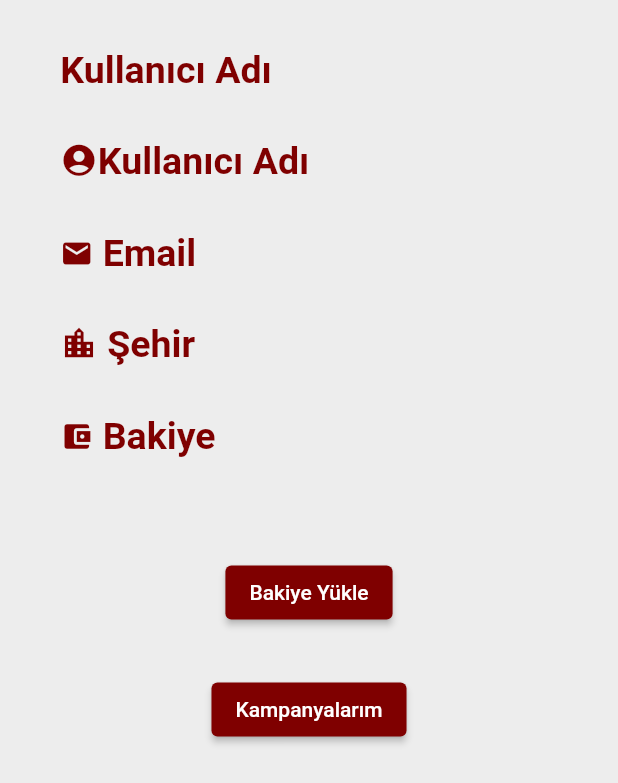
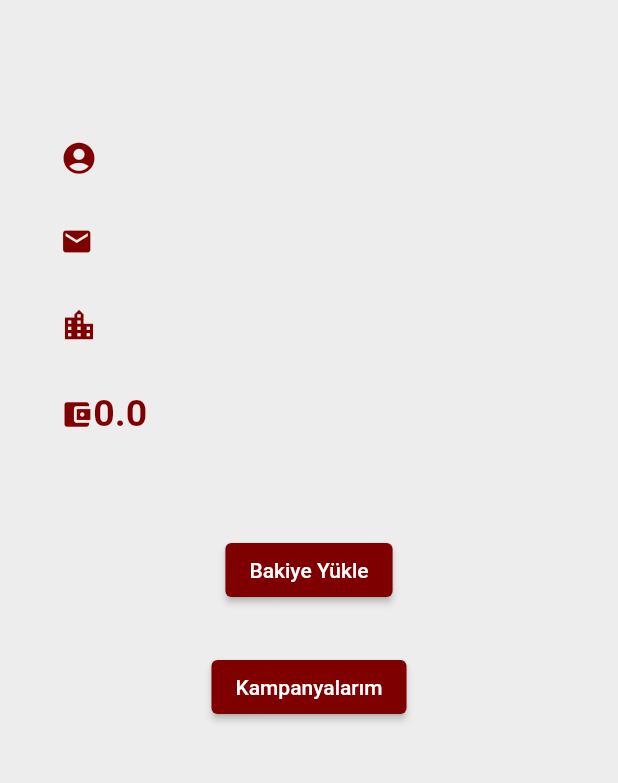
Before and after one commit to FatihGeylan/Graduation_Project_Yardimeli, a Flutter app: the ProfilePage screen opened directly, on a phone screen of 412 x 824 dp. Shown: the top 783 px of the screen. Run offline on Flutter 3.47's test engine with Material 2 defaults, Android fonts, the phone set to English and light mode, and no system bars; our stand-ins replace flutter_riverpod, image_picker, percent_indicator, scrollable_positioned_list; accounts and stored records are empty.

Commit message:
authprovider singleton yapısını kullanıyor artık, profil ekranı kullanıcı bilgilerini almama hatası düzeltildi

```diff
--- a/lib/authprovider.dart
+++ b/lib/authprovider.dart
@@ -4,6 +4,11 @@ import 'package:flutter_riverpod/flutter_riverpod.dart';
 import 'Model/ModelAuth.dart';
 
 class Authstate extends ChangeNotifier{
+  static final Authstate _authstate=Authstate.initilazier();
+  factory Authstate(){
+    return _authstate;
+  }
+  Authstate.initilazier();
   Auth? auth;
 }
 
--- a/lib/campaignpagestate.dart
+++ b/lib/campaignpagestate.dart
@@ -1,8 +1,11 @@
 import 'package:flutter/cupertino.dart';
 import 'package:flutter_riverpod/flutter_riverpod.dart';
+import 'package:yardimeliflutter/UserProvider.dart';
+import 'package:yardimeliflutter/authprovider.dart';
 
 import 'API/CampaignApiService.dart';
 import 'Model/ModelCampaign.dart';
+import 'Model/ModelUser.dart';
 
 class campaignpageRepository extends ChangeNotifier{
   Campaignmodel orgmodel = new Campaignmodel();
@@ -19,13 +22,16 @@ class campaignpageRepository extends ChangeNotifier{
   String selectedcityname="";
   int lastselectedcity =0;
   List<bool> selectedcity = List.generate(81, (i) => false);
+  UserRepository userrepo=new UserRepository();
+  Authstate authstate=new Authstate();
+
   // final campaignApiService campaignapi;
   // campaignpageRepository(this.campaignapi);
 
   Future<void> getData() async {
     orgmodel = (await campaignApiService().getallCampaigns())!;
-
-    campaignsamecity = orgmodel.data!.where((element) => element.city == "Istanbul").toList();
+    await userrepo.getUser(authstate);
+    campaignsamecity = orgmodel.data!.where((element) => element.city == userrepo.user!.City).toList();
     Allcampaign=orgmodel.data!;
     Sort();
     isloading=false;
--- a/lib/pages/CampaignDetailPage.dart
+++ b/lib/pages/CampaignDetailPage.dart
@@ -52,7 +52,7 @@ class CampaignDetailPage extends StatelessWidget {
                           Padding(
                             padding: const EdgeInsets.only(bottom: 8),
                             child: Hero(
-                              tag: "orgpic" + campaign.name+axis,
+                              tag: "orgpic" + campaign.id+axis,
                               child: Container(
                                 width: MediaQuery.of(context).size.width,
                                 height: 250,
--- a/lib/pages/CampaignPage.dart
+++ b/lib/pages/CampaignPage.dart
@@ -540,7 +540,7 @@ class CampaignCard extends StatelessWidget {
                 bottom: BorderSide(width: 2, color: Color(0xffe6e5ea)),
               )),
               child: Hero(
-                tag: "orgpic" + campaign.name + axis,
+                tag: "orgpic" + campaign.id + axis,
                 child: Container(
                   width: MediaQuery.of(context).size.width,
                   height: 80,
--- a/lib/pages/ProfilePage.dart
+++ b/lib/pages/ProfilePage.dart
@@ -14,30 +14,31 @@ class ProfilePage extends ConsumerStatefulWidget {
 }
 
 class _ProfilePageState extends ConsumerState<ProfilePage> {
-  // @override
-  // void initState() {
-  //   // final authprovider = ref.watch(authProvider);
-  //   ref.read(userProvider).getUser(ref.watch(authProvider));
-  //   super.initState();
-  // }
+  Authstate authstate=new Authstate();
+  @override
+  void initState() {
+    // final authprovider = ref.watch(authProvider);
+    ref.read(userProvider).getUser(authstate);
+    super.initState();
+  }
 
   @override
   Widget build(BuildContext context) {
-    final authprovider = ref.watch(authProvider);
+    //final authprovider = ref.watch(authProvider);
     final userprovider = ref.watch(userProvider);
-    ref.read(userProvider).getUser(authprovider);
+    //ref.read(userProvider).getUser(authprovider);
     return Scaffold(
         body:
-        // userprovider.user == null ||
-        // userprovider.user.isEmpty
-        //     ? const Center(
-        //         child: CircularProgressIndicator(),
-        //       )
-        //     : RefreshIndicator(
-        //         onRefresh: () async {
-        //           ref.read(userProvider).getUser(authprovider);
-        //         },
-        //         child:
+        userprovider.user == null //||
+        //userprovider.user.isEmpty
+            ? const Center(
+                child: CircularProgressIndicator(),
+              )
+            : RefreshIndicator(
+                onRefresh: () async {
+                  ref.read(userProvider).getUser(authstate);
+                },
+                child:
                 Column(
                   children: [
                     Padding(
@@ -54,7 +55,7 @@ class _ProfilePageState extends ConsumerState<ProfilePage> {
                                   bottom: 16.0,
                                   left: 16,
                                   right: 16),
-                              child: Text("Kullanıcı Adı",
+                              child: Text(userprovider.user!.FirstName+" "+userprovider.user!.LastName,
                                   style: TextStyle(
                                       fontSize: 25,
                                       color: Color(0xff7f0000),
@@ -71,7 +72,7 @@ class _ProfilePageState extends ConsumerState<ProfilePage> {
                                             color: Color(0xff7f0000)),
                                       ),
                                       TextSpan(
-                                          text: 'Kullanıcı Adı',
+                                          text: userprovider.user!.UserName,
                                           style: TextStyle(
                                             fontSize: 25,
                                             color: Color(0xff7f0000),
@@ -91,7 +92,7 @@ class _ProfilePageState extends ConsumerState<ProfilePage> {
                                             color: Color(0xff7f0000)),
                                       ),
                                       TextSpan(
-                                          text: " Email",
+                                          text: userprovider.user!.Email,
                                           style: TextStyle(
                                             fontSize: 25,
                                             color: Color(0xff7f0000),
@@ -111,7 +112,7 @@ class _ProfilePageState extends ConsumerState<ProfilePage> {
                                             color: Color(0xff7f0000)),
                                       ),
                                       TextSpan(
-                                          text: " Şehir",
+                                          text: userprovider.user!.City,
                                           style: TextStyle(
                                             fontSize: 25,
                                             color: Color(0xff7f0000),
@@ -132,7 +133,7 @@ class _ProfilePageState extends ConsumerState<ProfilePage> {
                                             color: Color(0xff7f0000)),
                                       ),
                                       TextSpan(
-                                          text: " Bakiye",
+                                          text: "${userprovider.user!.Balance}",
                                           style: TextStyle(
                                             fontSize: 25,
                                             color: Color(0xff7f0000),
@@ -185,7 +186,7 @@ class _ProfilePageState extends ConsumerState<ProfilePage> {
                     ),
                   ],
                 ),
-              );
+              ));
   }
 
   void _myCampaignsPage(BuildContext context) {
```
